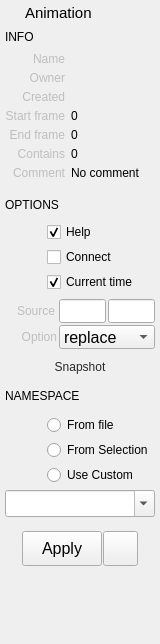
krathjen/studiolibrary, file src/studiolibrary/packages/studiolibraryitems/resource/ui/AnimPreviewWidget.ui: the form before one commit.
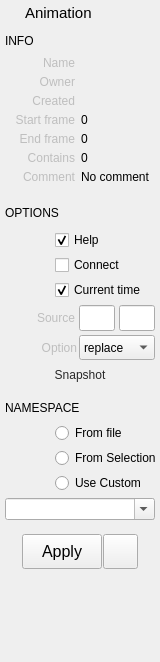
The form after the commit. Icons and pictures are not drawn.

```diff
--- a/src/studiolibrary/packages/studiolibraryitems/resource/ui/AnimPreviewWidget.ui
+++ b/src/studiolibrary/packages/studiolibraryitems/resource/ui/AnimPreviewWidget.ui
@@ -7,7 +7,7 @@
     <x>0</x>
     <y>0</y>
     <width>160</width>
-    <height>644</height>
+    <height>662</height>
    </rect>
   </property>
   <property name="sizePolicy">
@@ -24,7 +24,7 @@
   </property>
   <property name="maximumSize">
    <size>
-    <width>300</width>
+    <width>16777215</width>
     <height>16777215</height>
    </size>
   </property>
@@ -32,10 +32,7 @@
    <string>Form</string>
   </property>
   <property name="styleSheet">
-   <string notr="true">QComboBox, QLineEdit {
-	font-size: 16px;
-}
-</string>
+   <string notr="true"/>
   </property>
   <layout class="QVBoxLayout" name="verticalLayout">
    <property name="spacing">
@@ -112,6 +109,19 @@
      </item>
     </layout>
    </item>
+   <item>
+    <spacer name="verticalSpacer_3">
+     <property name="orientation">
+      <enum>Qt::Vertical</enum>
+     </property>
+     <property name="sizeHint" stdset="0">
+      <size>
+       <width>20</width>
+       <height>4</height>
+      </size>
+     </property>
+    </spacer>
+   </item>
    <item>
     <layout class="QHBoxLayout" name="horizontalLayout_7">
      <property name="topMargin">
@@ -127,8 +137,8 @@
        </property>
        <property name="maximumSize">
         <size>
-         <width>30</width>
-         <height>20</height>
+         <width>16777215</width>
+         <height>16777215</height>
         </size>
        </property>
        <property name="font">
@@ -169,15 +179,21 @@
        <property name="enabled">
         <bool>false</bool>
        </property>
+       <property name="sizePolicy">
+        <sizepolicy hsizetype="Preferred" vsizetype="Preferred">
+         <horstretch>6</horstretch>
+         <verstretch>0</verstretch>
+        </sizepolicy>
+       </property>
        <property name="minimumSize">
         <size>
-         <width>60</width>
+         <width>70</width>
          <height>13</height>
         </size>
        </property>
        <property name="maximumSize">
         <size>
-         <width>60</width>
+         <width>16777215</width>
          <height>16777215</height>
         </size>
        </property>
@@ -195,8 +211,8 @@
         <bool>true</bool>
        </property>
        <property name="sizePolicy">
-        <sizepolicy hsizetype="Ignored" vsizetype="Preferred">
-         <horstretch>0</horstretch>
+        <sizepolicy hsizetype="Expanding" vsizetype="Preferred">
+         <horstretch>10</horstretch>
          <verstretch>0</verstretch>
         </sizepolicy>
        </property>
@@ -210,7 +226,7 @@
         <string/>
        </property>
        <property name="alignment">
-        <set>Qt::AlignLeading|Qt::AlignLeft|Qt::AlignTop</set>
+        <set>Qt::AlignLeading|Qt::AlignLeft|Qt::AlignVCenter</set>
        </property>
        <property name="textInteractionFlags">
         <set>Qt::LinksAccessibleByMouse|Qt::TextSelectableByMouse</set>
@@ -233,20 +249,20 @@
         <bool>false</bool>
        </property>
        <property name="sizePolicy">
-        <sizepolicy hsizetype="Fixed" vsizetype="Preferred">
-         <horstretch>0</horstretch>
+        <sizepolicy hsizetype="Preferred" vsizetype="Preferred">
+         <horstretch>6</horstretch>
          <verstretch>0</verstretch>
         </sizepolicy>
        </property>
        <property name="minimumSize">
         <size>
-         <width>60</width>
+         <width>70</width>
          <height>13</height>
         </size>
        </property>
        <property name="maximumSize">
         <size>
-         <width>60</width>
+         <width>16777215</width>
          <height>500</height>
         </size>
        </property>
@@ -264,8 +280,8 @@
         <bool>true</bool>
        </property>
        <property name="sizePolicy">
-        <sizepolicy hsizetype="Ignored" vsizetype="Preferred">
-         <horstretch>0</horstretch>
+        <sizepolicy hsizetype="Expanding" vsizetype="Preferred">
+         <horstretch>10</horstretch>
          <verstretch>0</verstretch>
         </sizepolicy>
        </property>
@@ -314,20 +330,20 @@
         <bool>false</bool>
        </property>
        <property name="sizePolicy">
-        <sizepolicy hsizetype="Fixed" vsizetype="Preferred">
-         <horstretch>0</horstretch>
+        <sizepolicy hsizetype="Preferred" vsizetype="Preferred">
+         <horstretch>6</horstretch>
          <verstretch>0</verstretch>
         </sizepolicy>
        </property>
        <property name="minimumSize">
         <size>
-         <width>60</width>
+         <width>70</width>
          <height>13</height>
         </size>
        </property>
        <property name="maximumSize">
         <size>
-         <width>60</width>
+         <width>16777215</width>
          <height>500</height>
         </size>
        </property>
@@ -346,7 +362,7 @@
        </property>
        <property name="sizePolicy">
         <sizepolicy hsizetype="Expanding" vsizetype="Preferred">
-         <horstretch>0</horstretch>
+         <horstretch>10</horstretch>
          <verstretch>0</verstretch>
         </sizepolicy>
        </property>
@@ -391,15 +407,21 @@
        <property name="enabled">
         <bool>false</bool>
        </property>
+       <property name="sizePolicy">
+        <sizepolicy hsizetype="Preferred" vsizetype="Preferred">
+         <horstretch>6</horstretch>
+         <verstretch>0</verstretch>
+        </sizepolicy>
+       </property>
        <property name="minimumSize">
         <size>
-         <width>60</width>
+         <width>70</width>
          <height>13</height>
         </size>
        </property>
        <property name="maximumSize">
         <size>
-         <width>60</width>
+         <width>16777215</width>
          <height>16777215</height>
         </size>
        </property>
@@ -416,6 +438,12 @@
        <property name="enabled">
         <bool>true</bool>
        </property>
+       <property name="sizePolicy">
+        <sizepolicy hsizetype="Expanding" vsizetype="Preferred">
+         <horstretch>10</horstretch>
+         <verstretch>0</verstretch>
+        </sizepolicy>
+       </property>
        <property name="text">
         <string>0</string>
        </property>
@@ -436,15 +464,21 @@
        <property name="enabled">
         <bool>false</bool>
        </property>
+       <property name="sizePolicy">
+        <sizepolicy hsizetype="Preferred" vsizetype="Preferred">
+         <horstretch>6</horstretch>
+         <verstretch>0</verstretch>
+        </sizepolicy>
+       </property>
        <property name="minimumSize">
         <size>
-         <width>60</width>
+         <width>70</width>
          <height>13</height>
         </size>
        </property>
        <property name="maximumSize">
         <size>
-         <width>60</width>
+         <width>16777215</width>
          <height>16777215</height>
         </size>
        </property>
@@ -462,8 +496,8 @@
         <bool>true</bool>
        </property>
        <property name="sizePolicy">
-        <sizepolicy hsizetype="Ignored" vsizetype="Preferred">
-         <horstretch>0</horstretch>
+        <sizepolicy hsizetype="Expanding" vsizetype="Preferred">
+         <horstretch>10</horstretch>
          <verstretch>0</verstretch>
         </sizepolicy>
        </property>
@@ -490,15 +524,21 @@
        <property name="enabled">
         <bool>false</bool>
        </property>
+       <property name="sizePolicy">
+        <sizepolicy hsizetype="Preferred" vsizetype="Preferred">
+         <horstretch>6</horstretch>
+         <verstretch>0</verstretch>
+        </sizepolicy>
+       </property>
        <property name="minimumSize">
         <size>
-         <width>60</width>
+         <width>70</width>
          <height>13</height>
         </size>
        </property>
        <property name="maximumSize">
         <size>
-         <width>60</width>
+         <width>16777215</width>
          <height>16777215</height>
         </size>
        </property>
@@ -516,8 +556,8 @@
         <bool>true</bool>
        </property>
        <property name="sizePolicy">
-        <sizepolicy hsizetype="Ignored" vsizetype="Preferred">
-         <horstretch>0</horstretch>
+        <sizepolicy hsizetype="Expanding" vsizetype="Preferred">
+         <horstretch>10</horstretch>
          <verstretch>0</verstretch>
         </sizepolicy>
        </property>
@@ -548,20 +588,20 @@
         <bool>false</bool>
        </property>
        <property name="sizePolicy">
-        <sizepolicy hsizetype="Fixed" vsizetype="Preferred">
-         <horstretch>0</horstretch>
+        <sizepolicy hsizetype="Preferred" vsizetype="Preferred">
+         <horstretch>6</horstretch>
          <verstretch>0</verstretch>
         </sizepolicy>
        </property>
        <property name="minimumSize">
         <size>
-         <width>60</width>
+         <width>70</width>
          <height>0</height>
         </size>
        </property>
        <property name="maximumSize">
         <size>
-         <width>60</width>
+         <width>16777215</width>
          <height>50</height>
         </size>
        </property>
@@ -579,8 +619,8 @@
         <bool>true</bool>
        </property>
        <property name="sizePolicy">
-        <sizepolicy hsizetype="Ignored" vsizetype="Preferred">
-         <horstretch>0</horstretch>
+        <sizepolicy hsizetype="Expanding" vsizetype="Preferred">
+         <horstretch>10</horstretch>
          <verstretch>0</verstretch>
         </sizepolicy>
        </property>
@@ -615,6 +655,19 @@
      </item>
     </layout>
    </item>
+   <item>
+    <spacer name="verticalSpacer_2">
+     <property name="orientation">
+      <enum>Qt::Vertical</enum>
+     </property>
+     <property name="sizeHint" stdset="0">
+      <size>
+       <width>20</width>
+       <height>4</height>
+      </size>
+     </property>
+    </spacer>
+   </item>
    <item>
     <layout class="QHBoxLayout" name="horizontalLayout_3">
      <property name="topMargin">
@@ -630,7 +683,7 @@
        </property>
        <property name="maximumSize">
         <size>
-         <width>100</width>
+         <width>16777215</width>
          <height>16777215</height>
         </size>
        </property>
@@ -675,6 +728,12 @@
        <property name="enabled">
         <bool>true</bool>
        </property>
+       <property name="sizePolicy">
+        <sizepolicy hsizetype="Preferred" vsizetype="Preferred">
+         <horstretch>2</horstretch>
+         <verstretch>0</verstretch>
+        </sizepolicy>
+       </property>
        <property name="minimumSize">
         <size>
          <width>40</width>
@@ -683,7 +742,7 @@
        </property>
        <property name="maximumSize">
         <size>
-         <width>40</width>
+         <width>16777215</width>
          <height>16777215</height>
         </size>
        </property>
@@ -697,6 +756,18 @@
      </item>
      <item>
       <widget class="QCheckBox" name="helpCheckBox">
+       <property name="sizePolicy">
+        <sizepolicy hsizetype="Minimum" vsizetype="Fixed">
+         <horstretch>4</horstretch>
+         <verstretch>0</verstretch>
+        </sizepolicy>
+       </property>
+       <property name="minimumSize">
+        <size>
+         <width>100</width>
+         <height>0</height>
+        </size>
+       </property>
        <property name="maximumSize">
         <size>
          <width>16777215</width>
@@ -726,6 +797,12 @@
        <property name="enabled">
         <bool>true</bool>
        </property>
+       <property name="sizePolicy">
+        <sizepolicy hsizetype="Preferred" vsizetype="Preferred">
+         <horstretch>2</horstretch>
+         <verstretch>0</verstretch>
+        </sizepolicy>
+       </property>
        <property name="minimumSize">
         <size>
          <width>40</width>
@@ -734,7 +811,7 @@
        </property>
        <property name="maximumSize">
         <size>
-         <width>40</width>
+         <width>16777215</width>
          <height>16777215</height>
         </size>
        </property>
@@ -748,6 +825,18 @@
      </item>
      <item>
       <widget class="QCheckBox" name="connectCheckBox">
+       <property name="sizePolicy">
+        <sizepolicy hsizetype="Minimum" vsizetype="Fixed">
+         <horstretch>4</horstretch>
+         <verstretch>0</verstretch>
+        </sizepolicy>
+       </property>
+       <property name="minimumSize">
+        <size>
+         <width>100</width>
+         <height>0</height>
+        </size>
+       </property>
        <property name="maximumSize">
         <size>
          <width>16777215</width>
@@ -774,6 +863,12 @@
        <property name="enabled">
         <bool>true</bool>
        </property>
+       <property name="sizePolicy">
+        <sizepolicy hsizetype="Preferred" vsizetype="Preferred">
+         <horstretch>2</horstretch>
+         <verstretch>0</verstretch>
+        </sizepolicy>
+       </property>
        <property name="minimumSize">
         <size>
          <width>40</width>
@@ -782,7 +877,7 @@
        </property>
        <property name="maximumSize">
         <size>
-         <width>40</width>
+         <width>16777215</width>
          <height>16777215</height>
         </size>
        </property>
@@ -796,6 +891,18 @@
      </item>
      <item>
       <widget class="QCheckBox" name="currentTime">
+       <property name="sizePolicy">
+        <sizepolicy hsizetype="Minimum" vsizetype="Fixed">
+         <horstretch>4</horstretch>
+         <verstretch>0</verstretch>
+        </sizepolicy>
+       </property>
+       <property name="minimumSize">
+        <size>
+         <width>100</width>
+         <height>0</height>
+        </size>
+       </property>
        <property name="text">
         <string>Current time</string>
        </property>
@@ -809,7 +916,7 @@
    <item>
     <widget class="QFrame" name="frame">
      <property name="sizePolicy">
-      <sizepolicy hsizetype="Preferred" vsizetype="Fixed">
+      <sizepolicy hsizetype="Preferred" vsizetype="Preferred">
        <horstretch>0</horstretch>
        <verstretch>0</verstretch>
       </sizepolicy>
@@ -823,18 +930,21 @@
      <property name="maximumSize">
       <size>
        <width>16777215</width>
-       <height>80</height>
+       <height>16777215</height>
       </size>
      </property>
      <property name="frameShape">
       <enum>QFrame::NoFrame</enum>
      </property>
      <property name="frameShadow">
-      <enum>QFrame::Raised</enum>
+      <enum>QFrame::Plain</enum>
+     </property>
+     <property name="lineWidth">
+      <number>0</number>
      </property>
      <layout class="QVBoxLayout" name="verticalLayout_2">
       <property name="spacing">
-       <number>0</number>
+       <number>4</number>
       </property>
       <property name="margin">
        <number>0</number>
@@ -855,15 +965,21 @@
           <property name="enabled">
            <bool>false</bool>
           </property>
+          <property name="sizePolicy">
+           <sizepolicy hsizetype="Preferred" vsizetype="Preferred">
+            <horstretch>6</horstretch>
+            <verstretch>0</verstretch>
+           </sizepolicy>
+          </property>
           <property name="minimumSize">
            <size>
-            <width>50</width>
+            <width>70</width>
             <height>0</height>
            </size>
           </property>
           <property name="maximumSize">
            <size>
-            <width>50</width>
+            <width>16777215</width>
             <height>30</height>
            </size>
           </property>
@@ -879,58 +995,84 @@
          </widget>
         </item>
         <item>
-         <layout class="QHBoxLayout" name="horizontalLayout">
-          <property name="spacing">
-           <number>2</number>
+         <widget class="QFrame" name="frame_3">
+          <property name="sizePolicy">
+           <sizepolicy hsizetype="Preferred" vsizetype="Preferred">
+            <horstretch>10</horstretch>
+            <verstretch>0</verstretch>
+           </sizepolicy>
           </property>
-          <item>
-           <widget class="QLineEdit" name="sourceStartEdit">
-            <property name="sizePolicy">
-             <sizepolicy hsizetype="Minimum" vsizetype="Fixed">
-              <horstretch>0</horstretch>
-              <verstretch>0</verstretch>
-             </sizepolicy>
-            </property>
-            <property name="minimumSize">
-             <size>
-              <width>0</width>
-              <height>24</height>
-             </size>
-            </property>
-            <property name="maximumSize">
-             <size>
-              <width>16777215</width>
-              <height>24</height>
-             </size>
-            </property>
-            <property name="statusTip">
-             <string/>
-            </property>
-           </widget>
-          </item>
-          <item>
-           <widget class="QLineEdit" name="sourceEndEdit">
-            <property name="sizePolicy">
-             <sizepolicy hsizetype="Minimum" vsizetype="Fixed">
-              <horstretch>0</horstretch>
-              <verstretch>0</verstretch>
-             </sizepolicy>
-            </property>
-            <property name="minimumSize">
-             <size>
-              <width>0</width>
-              <height>24</height>
-             </size>
-            </property>
-            <property name="maximumSize">
-             <size>
-              <width>16777215</width>
-              <height>24</height>
-             </size>
-            </property>
-           </widget>
-          </item>
-         </layout>
+          <property name="minimumSize">
+           <size>
+            <width>10</width>
+            <height>0</height>
+           </size>
+          </property>
+          <property name="frameShape">
+           <enum>QFrame::NoFrame</enum>
+          </property>
+          <property name="frameShadow">
+           <enum>QFrame::Plain</enum>
+          </property>
+          <property name="lineWidth">
+           <number>0</number>
+          </property>
+          <layout class="QHBoxLayout" name="horizontalLayout_14">
+           <property name="spacing">
+            <number>4</number>
+           </property>
+           <property name="margin">
+            <number>0</number>
+           </property>
+           <item>
+            <widget class="QLineEdit" name="sourceStartEdit">
+             <property name="sizePolicy">
+              <sizepolicy hsizetype="Preferred" vsizetype="Preferred">
+               <horstretch>0</horstretch>
+               <verstretch>0</verstretch>
+              </sizepolicy>
+             </property>
+             <property name="minimumSize">
+              <size>
+               <width>0</width>
+               <height>24</height>
+              </size>
+             </property>
+             <property name="maximumSize">
+              <size>
+               <width>16777215</width>
+               <height>16777215</height>
+              </size>
+             </property>
+             <property name="statusTip">
+              <string/>
+             </property>
+            </widget>
+           </item>
+           <item>
+            <widget class="QLineEdit" name="sourceEndEdit">
+             <property name="sizePolicy">
+              <sizepolicy hsizetype="Preferred" vsizetype="Preferred">
+               <horstretch>0</horstretch>
+               <verstretch>0</verstretch>
+              </sizepolicy>
+             </property>
+             <property name="minimumSize">
+              <size>
+               <width>0</width>
+               <height>24</height>
+              </size>
+             </property>
+             <property name="maximumSize">
+              <size>
+               <width>16777215</width>
+               <height>16777215</height>
+              </size>
+             </property>
+            </widget>
+           </item>
+          </layout>
+         </widget>
         </item>
        </layout>
       </item>
@@ -947,15 +1089,21 @@
           <property name="enabled">
            <bool>false</bool>
           </property>
+          <property name="sizePolicy">
+           <sizepolicy hsizetype="Preferred" vsizetype="Preferred">
+            <horstretch>6</horstretch>
+            <verstretch>0</verstretch>
+           </sizepolicy>
+          </property>
           <property name="minimumSize">
            <size>
-            <width>50</width>
+            <width>70</width>
             <height>0</height>
            </size>
           </property>
           <property name="maximumSize">
            <size>
-            <width>50</width>
+            <width>16777215</width>
             <height>16777215</height>
            </size>
           </property>
@@ -970,8 +1118,8 @@
         <item>
          <widget class="QComboBox" name="option">
           <property name="sizePolicy">
-           <sizepolicy hsizetype="Ignored" vsizetype="Fixed">
-            <horstretch>0</horstretch>
+           <sizepolicy hsizetype="Preferred" vsizetype="Preferred">
+            <horstretch>10</horstretch>
             <verstretch>0</verstretch>
            </sizepolicy>
           </property>
@@ -983,14 +1131,12 @@
           </property>
           <property name="maximumSize">
            <size>
-            <width>1000</width>
-            <height>24</height>
+            <width>16777215</width>
+            <height>16777215</height>
            </size>
           </property>
           <property name="font">
-           <font>
-            <pointsize>-1</pointsize>
-           </font>
+           <font/>
           </property>
           <item>
            <property name="text">
@@ -1086,6 +1232,19 @@
      </item>
     </layout>
    </item>
+   <item>
+    <spacer name="verticalSpacer">
+     <property name="orientation">
+      <enum>Qt::Vertical</enum>
+     </property>
+     <property name="sizeHint" stdset="0">
+      <size>
+       <width>20</width>
+       <height>4</height>
+      </size>
+     </property>
+    </spacer>
+   </item>
    <item>
     <layout class="QHBoxLayout" name="horizontalLayout_20">
      <property name="topMargin">
@@ -1093,6 +1252,12 @@
      </property>
      <item>
       <widget class="QLabel" name="label_5">
+       <property name="sizePolicy">
+        <sizepolicy hsizetype="Expanding" vsizetype="Preferred">
+         <horstretch>0</horstretch>
+         <verstretch>0</verstretch>
+        </sizepolicy>
+       </property>
        <property name="minimumSize">
         <size>
          <width>100</width>
@@ -1101,7 +1266,7 @@
        </property>
        <property name="maximumSize">
         <size>
-         <width>100</width>
+         <width>16777215</width>
          <height>16777215</height>
         </size>
        </property>
@@ -1142,10 +1307,16 @@
       <number>0</number>
      </property>
      <property name="topMargin">
-      <number>4</number>
+      <number>0</number>
      </property>
      <item>
       <widget class="QLabel" name="label_16">
+       <property name="sizePolicy">
+        <sizepolicy hsizetype="Preferred" vsizetype="Preferred">
+         <horstretch>2</horstretch>
+         <verstretch>0</verstretch>
+        </sizepolicy>
+       </property>
        <property name="minimumSize">
         <size>
          <width>40</width>
@@ -1154,7 +1325,7 @@
        </property>
        <property name="maximumSize">
         <size>
-         <width>30</width>
+         <width>16777215</width>
          <height>16777215</height>
         </size>
        </property>
@@ -1171,6 +1342,18 @@
      </item>
      <item>
       <widget class="QRadioButton" name="useFileNamespace">
+       <property name="sizePolicy">
+        <sizepolicy hsizetype="Expanding" vsizetype="Fixed">
+         <horstretch>4</horstretch>
+         <verstretch>0</verstretch>
+        </sizepolicy>
+       </property>
+       <property name="minimumSize">
+        <size>
+         <width>100</width>
+         <height>0</height>
+        </size>
+       </property>
        <property name="text">
         <string>From file</string>
        </property>
@@ -1191,6 +1374,12 @@
      </property>
      <item>
       <widget class="QLabel" name="label_17">
+       <property name="sizePolicy">
+        <sizepolicy hsizetype="Preferred" vsizetype="Preferred">
+         <horstretch>2</horstretch>
+         <verstretch>0</verstretch>
+        </sizepolicy>
+       </property>
        <property name="minimumSize">
         <size>
          <width>40</width>
@@ -1199,7 +1388,7 @@
        </property>
        <property name="maximumSize">
         <size>
-         <width>30</width>
+         <width>16777215</width>
          <height>16777215</height>
         </size>
        </property>
@@ -1216,6 +1405,18 @@
      </item>
      <item>
       <widget class="QRadioButton" name="useSelectionNamespace">
+       <property name="sizePolicy">
+        <sizepolicy hsizetype="Expanding" vsizetype="Fixed">
+         <horstretch>4</horstretch>
+         <verstretch>0</verstretch>
+        </sizepolicy>
+       </property>
+       <property name="minimumSize">
+        <size>
+         <width>100</width>
+         <height>0</height>
+        </size>
+       </property>
        <property name="text">
         <string>From Selection</string>
        </property>
@@ -1236,6 +1437,12 @@
      </property>
      <item>
       <widget class="QLabel" name="label_19">
+       <property name="sizePolicy">
+        <sizepolicy hsizetype="Preferred" vsizetype="Preferred">
+         <horstretch>2</horstretch>
+         <verstretch>0</verstretch>
+        </sizepolicy>
+       </property>
        <property name="minimumSize">
         <size>
          <width>40</width>
@@ -1244,7 +1451,7 @@
        </property>
        <property name="maximumSize">
         <size>
-         <width>30</width>
+         <width>16777215</width>
          <height>16777215</height>
         </size>
        </property>
@@ -1261,6 +1468,18 @@
      </item>
      <item>
       <widget class="QRadioButton" name="useCustomNamespace">
+       <property name="sizePolicy">
+        <sizepolicy hsizetype="Expanding" vsizetype="Fixed">
+         <horstretch>4</horstretch>
+         <verstretch>0</verstretch>
+        </sizepolicy>
+       </property>
+       <property name="minimumSize">
+        <size>
+         <width>100</width>
+         <height>0</height>
+        </size>
+       </property>
        <property name="text">
         <string>Use Custom</string>
        </property>
@@ -1270,6 +1489,12 @@
    </item>
    <item>
     <widget class="QComboBox" name="namespaceComboBox">
+     <property name="sizePolicy">
+      <sizepolicy hsizetype="Preferred" vsizetype="Preferred">
+       <horstretch>0</horstretch>
+       <verstretch>0</verstretch>
+      </sizepolicy>
+     </property>
      <property name="editable">
       <bool>true</bool>
      </property>
```
Left out of the diff: 8 changed lines with no effect on the pictures.
